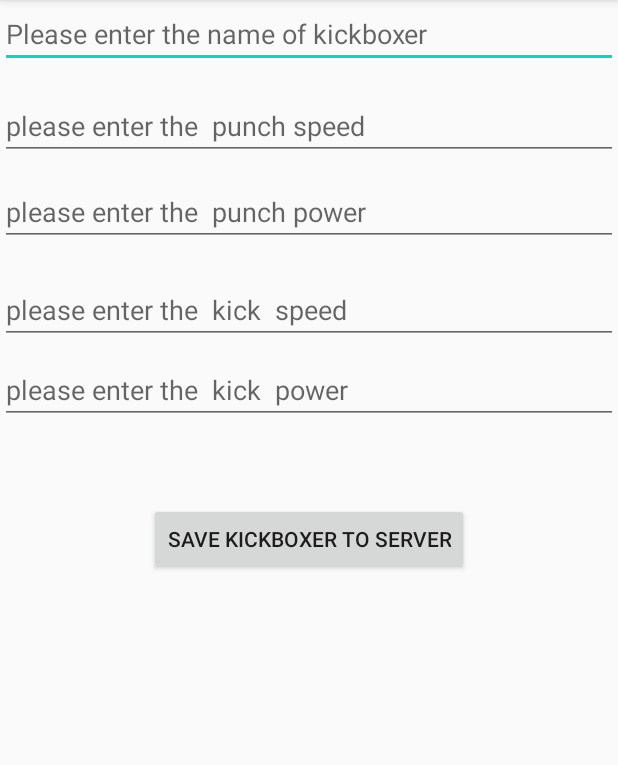
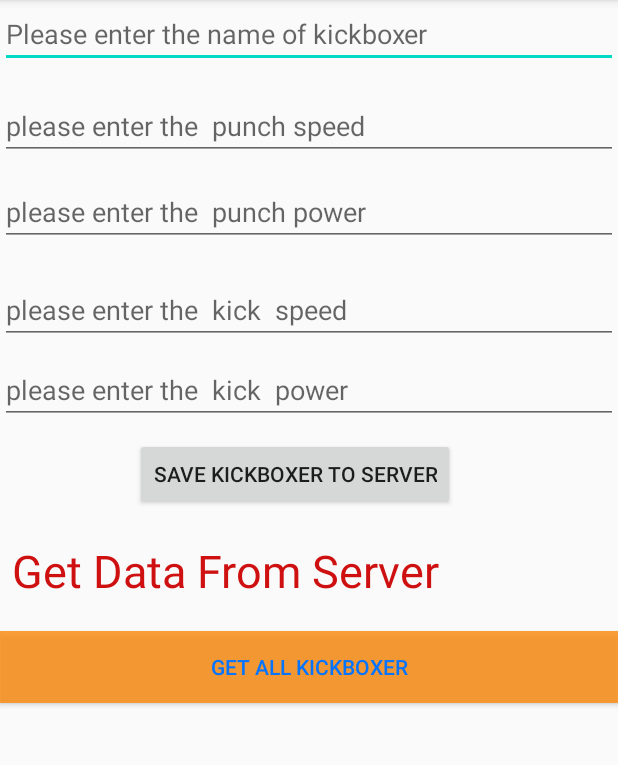
Before and after one commit to elenacomt/instagramClone, an Android app: the screen it shows after launch (SingUp), on a phone screen of 412 x 824 dp, the part 84-849 px from its top. Run offline under Robolectric (Android 15) with nearby library versions, the phone set to English and light mode, and no system bars; libraries missing offline, so code that uses them is left out: com.parse, com.shashank.sony; 1 statement that could not run was skipped.

Commit message:
Get Data From Parse Server

```diff
--- a/app/src/main/java/com/example/instagramclone/SingUp.java
+++ b/app/src/main/java/com/example/instagramclone/SingUp.java
@@ -6,17 +6,32 @@ import android.os.Bundle;
 import android.view.View;
 import android.widget.Button;
 import android.widget.EditText;
+import android.widget.TextView;
 import android.widget.Toast;
 
+import com.parse.FindCallback;
+import com.parse.GetCallback;
+import com.parse.Parse;
 import com.parse.ParseException;
 import com.parse.ParseObject;
+import com.parse.ParseQuery;
 import com.parse.SaveCallback;
 import com.shashank.sony.fancytoastlib.FancyToast;
+
+import org.w3c.dom.Text;
+
+import java.util.List;
 
 public class SingUp extends AppCompatActivity implements View.OnClickListener {
 
     private Button btnSave;
     private EditText edtName, edtPunchSpeed, edtPunchPower, edtKickSpeed, edtKickPower;
+    private TextView txtGetData;
+
+    private Button btnGetAllData;
+
+    private String allKickBoxers;
+
 
     @Override
     protected void onCreate(Bundle savedInstanceState) {
@@ -31,6 +46,62 @@ public class SingUp extends AppCompatActivity implements View.OnClickListener {
         edtPunchPower = findViewById(R.id.edtPunchPower);
         edtKickSpeed = findViewById(R.id.edtKickSpeed);
         edtKickPower = findViewById(R.id.edtKickPower);
+
+        txtGetData = findViewById(R.id.txtGetData);
+
+        btnGetAllData = findViewById(R.id.btnGetAllData);
+
+        txtGetData.setOnClickListener(new View.OnClickListener() {
+            @Override
+            public void onClick(View v) {
+                ParseQuery<ParseObject> parseQuery = ParseQuery.getQuery("KickBoxer");
+                parseQuery.getInBackground("h3c4EM0085", new GetCallback<ParseObject>() {
+                    @Override
+                    public void done(ParseObject object, ParseException e) {
+
+                        if (object != null && e == null) {
+
+                            txtGetData.setText(object.get("name") + " - " + " Punch Power: " + object.get("punchPower"));
+                        }
+
+                    }
+                });
+            }
+        });
+
+        btnGetAllData.setOnClickListener(new View.OnClickListener() {
+            @Override
+            public void onClick(View v) {
+
+                allKickBoxers = "";
+
+                ParseQuery<ParseObject> queryAll = ParseQuery.getQuery("KickBoxer");
+                queryAll.findInBackground(new FindCallback<ParseObject>() {
+                    @Override
+                    public void done(List<ParseObject> objects, ParseException e) {
+
+                        if ( e == null)  {
+
+                            if ( objects.size() > 0)  {
+                                  for (ParseObject kickBoxer: objects) {
+                                      allKickBoxers = allKickBoxers + kickBoxer.get("name") + "\n";
+
+                                  }
+
+
+                                FancyToast.makeText(SingUp.this, allKickBoxers,  FancyToast.LENGTH_LONG, FancyToast.SUCCESS, true).show();
+
+                            } else {
+
+                                FancyToast.makeText(SingUp.this, e.getMessage(), FancyToast.LENGTH_LONG, FancyToast.ERROR, true).show();
+
+
+                            }
+                        }
+                    }
+                });
+            }
+        });
 
 
     }
--- a/app/src/main/res/layout/activity_main.xml
+++ b/app/src/main/res/layout/activity_main.xml
@@ -77,7 +77,38 @@
         android:text="Save KickBoxer to Server"
         app:layout_constraintBottom_toBottomOf="parent"
         app:layout_constraintEnd_toEndOf="parent"
+        app:layout_constraintHorizontal_bias="0.454"
         app:layout_constraintStart_toStartOf="parent"
         app:layout_constraintTop_toBottomOf="@+id/edtKickPower"
-        app:layout_constraintVertical_bias="0.121" />
+        app:layout_constraintVertical_bias="0.022" />
+
+    <TextView
+        android:id="@+id/txtGetData"
+        android:layout_width="0dp"
+        android:layout_height="wrap_content"
+        android:layout_marginStart="8dp"
+        android:layout_marginLeft="8dp"
+        android:layout_marginTop="20dp"
+        android:layout_marginEnd="8dp"
+        android:layout_marginRight="8dp"
+        android:text="Get Data From Server"
+        android:textColor="#CF1010"
+        android:textSize="30sp"
+        app:layout_constraintEnd_toEndOf="parent"
+        app:layout_constraintHorizontal_bias="0.0"
+        app:layout_constraintStart_toStartOf="parent"
+        app:layout_constraintTop_toBottomOf="@+id/btnSave" />
+
+    <Button
+        android:id="@+id/btnGetAllData"
+        android:layout_width="0dp"
+        android:layout_height="wrap_content"
+        android:layout_marginTop="20dp"
+        android:background="#C9FD8809"
+        android:text="Get All KickBoxer"
+        android:textColor="#0374FF"
+        app:layout_constraintEnd_toEndOf="parent"
+        app:layout_constraintHorizontal_bias="1.0"
+        app:layout_constraintStart_toStartOf="parent"
+        app:layout_constraintTop_toBottomOf="@+id/txtGetData" />
 </androidx.constraintlayout.widget.ConstraintLayout>
```
